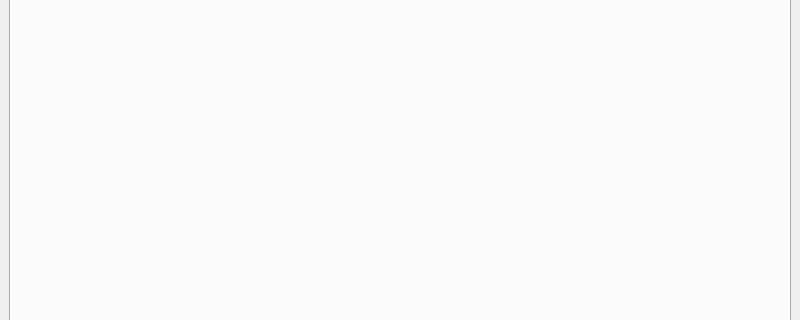
Before: the Qt Designer form interface.ui in Bastien38/wii, drawn with Qt 5; both pictures show x 0 to 800 and y 141 to 461 of the 800 by 600 pixel window.
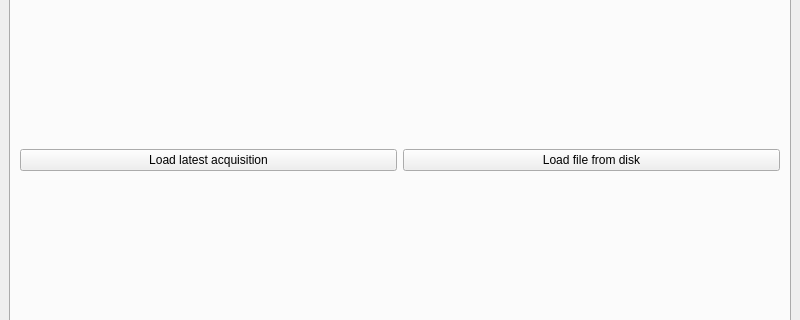
After: the same form once the commit is applied. The open tabs and pages were chosen to show the change.

```diff
--- a/interface.ui
+++ b/interface.ui
@@ -14,8 +14,8 @@
    <string>MainWindow</string>
   </property>
   <widget class="QWidget" name="centralwidget">
-   <layout class="QGridLayout" name="gridLayout">
-    <item row="0" column="0">
+   <layout class="QHBoxLayout" name="horizontalLayout_2">
+    <item>
      <layout class="QHBoxLayout" name="horizontalLayout">
       <item>
        <widget class="QTabWidget" name="tabWidget">
@@ -100,6 +100,26 @@
          <attribute name="title">
           <string>Analyse</string>
          </attribute>
+         <layout class="QVBoxLayout" name="verticalLayout">
+          <item>
+           <layout class="QHBoxLayout" name="horizontalLayout_6">
+            <item>
+             <widget class="QPushButton" name="pushButton_3">
+              <property name="text">
+               <string>Load latest acquisition</string>
+              </property>
+             </widget>
+            </item>
+            <item>
+             <widget class="QPushButton" name="pushButton_4">
+              <property name="text">
+               <string>Load file from disk</string>
+              </property>
+             </widget>
+            </item>
+           </layout>
+          </item>
+         </layout>
         </widget>
        </widget>
       </item>
```
Left out of the diff: 4 changed lines with no effect on the pictures.
